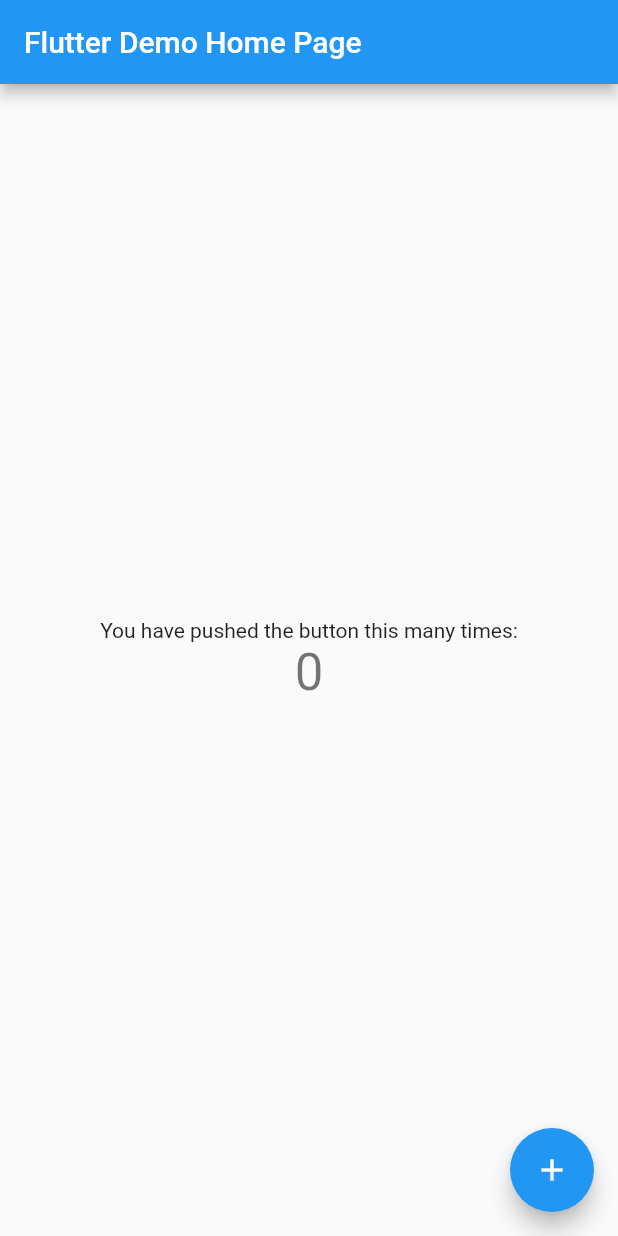
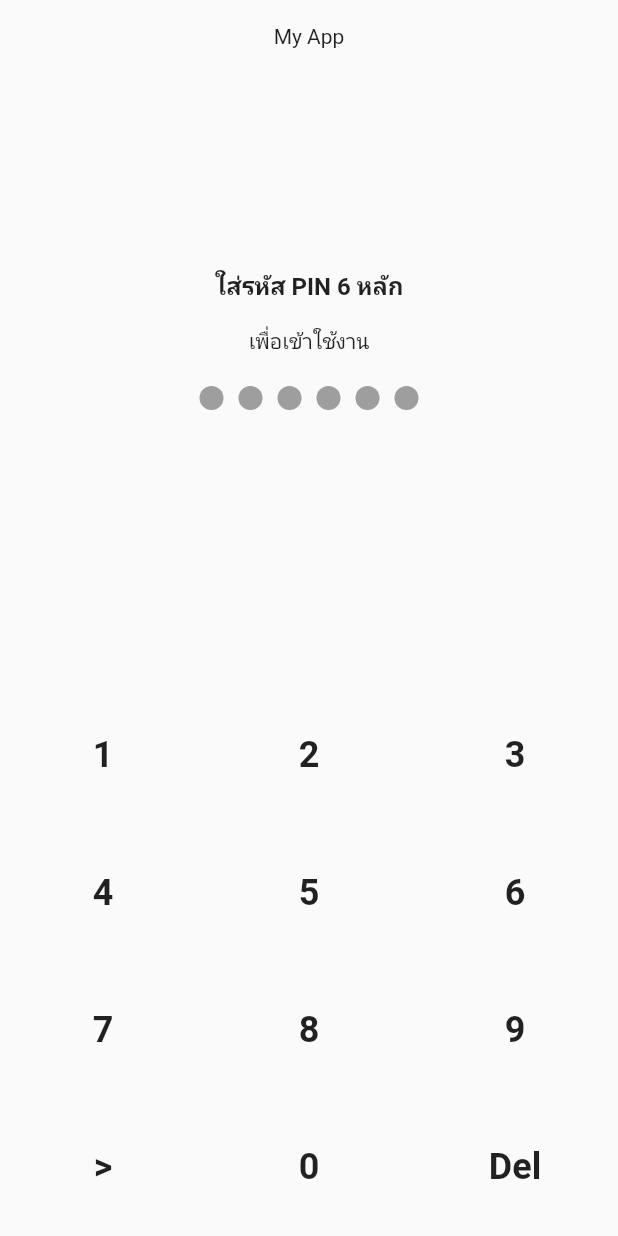
Before and after one commit to KalimaPz/flutter-clean-template-with-api-logger-tools, a Flutter app: the screen it shows after launch, on a phone screen of 412 x 824 dp. Run offline on Flutter 3.47's test engine with Material 2 defaults, Android fonts, the phone set to English and light mode, and no system bars; our stand-ins replace dio, flutter_dotenv, flutter_easyloading; missing offline and left inert: flutter_flushbar.

Commit message:
add pin screen

```diff
--- a/lib/main.dart
+++ b/lib/main.dart
@@ -1,6 +1,7 @@
 import 'package:arainii_app_template/api_services.dart';
 import 'package:arainii_app_template/providers/example_provider.dart';
 import 'package:arainii_app_template/screens/home.dart';
+import 'package:arainii_app_template/screens/pin.dart';
 import 'package:flutter/material.dart';
 import 'package:flutter_dotenv/flutter_dotenv.dart';
 import 'package:flutter_easyloading/flutter_easyloading.dart';
@@ -46,7 +47,7 @@ class MyApp extends StatelessWidget {
           primarySwatch: Colors.blue,
         ),
         builder: EasyLoading.init(),
-        home: const Home(title: 'Flutter Demo Home Page'),
+        home: const PinPage(),
         // home: const LogView(),
       ),
     );
--- /dev/null
+++ b/lib/screens/pin.dart
@@ -0,0 +1,141 @@
+import 'dart:developer';
+
+import 'package:flutter/material.dart';
+
+class PinPage extends StatefulWidget {
+  final int digit;
+  final Color activeColor;
+  final Color inactiveColor;
+  const PinPage({
+    super.key,
+    this.digit = 6,
+    this.activeColor = Colors.blue,
+    this.inactiveColor = Colors.grey,
+  });
+
+  @override
+  State<PinPage> createState() => _PinPageState();
+}
+
+class _PinPageState extends State<PinPage> {
+  String pin = "";
+  InkWell numpad(String value) {
+    return InkWell(
+      onTap: () {
+        if (value == "Del") {
+          if (pin.isNotEmpty) {
+            setState(() {
+              colors[pin.length - 1] = widget.inactiveColor;
+              pin = pin.substring(0, pin.length - 1);
+            });
+          }
+        } else {
+          if (pin.length < widget.digit) {
+            setState(() {
+              colors[pin.length] = widget.activeColor;
+              pin += value;
+            });
+
+            if (widget.digit == pin.length) {
+              log('on submit');
+              // setState(() {
+              //   colors = List.generate(
+              //       widget.digit, (index) => widget.inactiveColor);
+              //   pin = "";
+              // });
+            }
+          }
+        }
+      },
+      child: Container(
+        // color: Colors.blue,
+        alignment: Alignment.center,
+        child: Text(
+          value,
+          style: const TextStyle(fontSize: 24, fontWeight: FontWeight.w600),
+        ),
+      ),
+    );
+  }
+
+  late List<Color> colors;
+  @override
+  void initState() {
+    super.initState();
+
+    colors = List.generate(widget.digit, (index) => widget.inactiveColor);
+  }
+
+  @override
+  Widget build(BuildContext context) {
+    return Scaffold(
+      body: SafeArea(
+        child: Stack(
+          children: [
+            Align(
+                alignment: Alignment.topCenter,
+                child: Container(
+                  padding: const EdgeInsets.only(top: 16),
+                  child: Text('My App'),
+                )),
+            Column(
+              children: [
+                Expanded(
+                    child: Column(
+                  mainAxisAlignment: MainAxisAlignment.center,
+                  children: [
+                    Text('ใส่รหัส PIN ${widget.digit} หลัก',
+                        style: const TextStyle(
+                            fontSize: 16, fontWeight: FontWeight.w600)),
+                    const SizedBox(
+                      height: 16,
+                    ),
+                    const Text('เพื่อเข้าใช้งาน',
+                        style: TextStyle(fontSize: 14)),
+                    const SizedBox(
+                      height: 16,
+                    ),
+                    Row(
+                      mainAxisAlignment: MainAxisAlignment.center,
+                      children: List.generate(
+                          widget.digit,
+                          (index) => Container(
+                                padding: const EdgeInsets.all(5),
+                                child: CircleAvatar(
+                                  radius: 8,
+                                  backgroundColor: colors[index],
+                                ),
+                              )),
+                    ),
+                  ],
+                )),
+                Container(
+                  // decoration: BoxDecoration(color: widget.inactiveColor[200]),
+                  child: GridView.count(
+                    shrinkWrap: true,
+                    crossAxisCount: 3,
+                    childAspectRatio: 1.5,
+                    children: [
+                      numpad("1"),
+                      numpad("2"),
+                      numpad("3"),
+                      numpad("4"),
+                      numpad("5"),
+                      numpad("6"),
+                      numpad("7"),
+                      numpad("8"),
+                      numpad("9"),
+                      numpad(">"),
+                      numpad("0"),
+                      numpad("Del"),
+                    ],
+                  ),
+                ),
+              ],
+            ),
+          ],
+        ),
+      ),
+    );
+  }
+}
```
Also changed, not shown: lib/components/scroll_banner_menu.dart (added, +121 -0 lines), lib/screens/home.dart (+22 -1 lines), dev.env, 3 other files.
